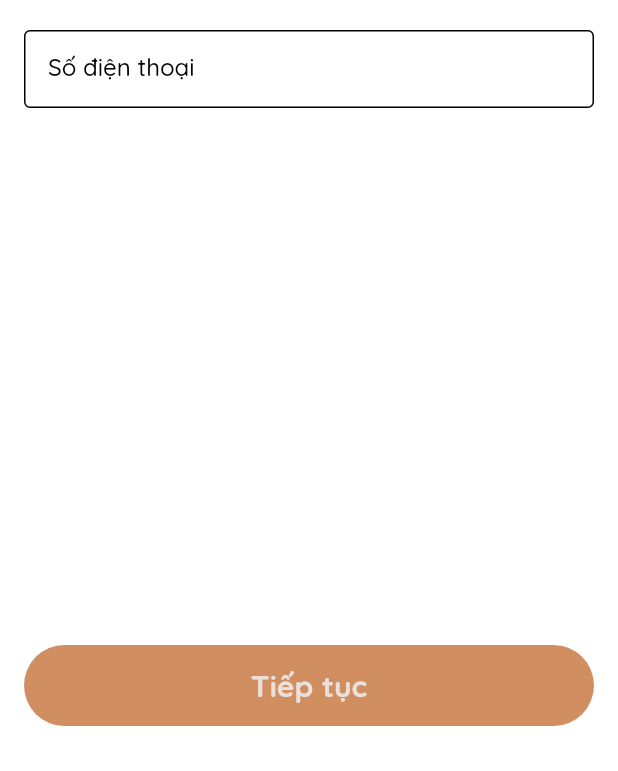
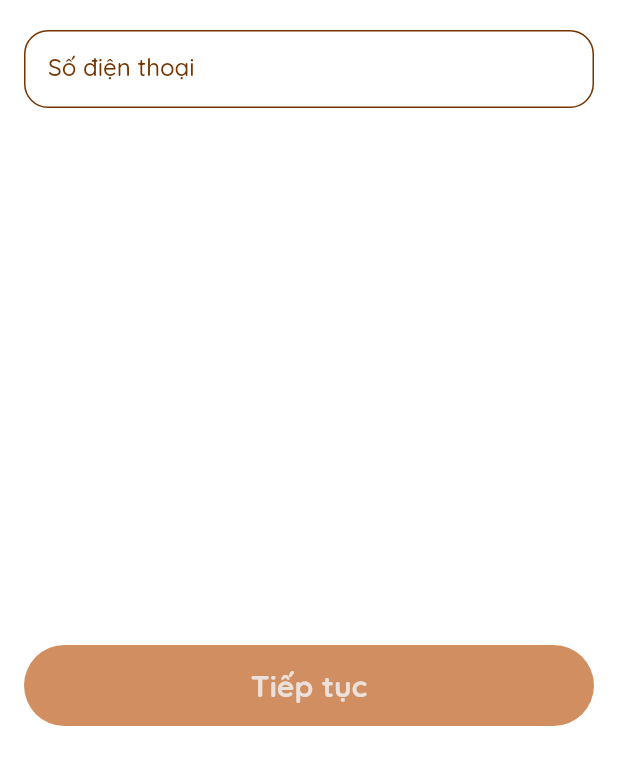
Before and after one commit to PhamThiHaiYen1507/rehabilitaion_app, a Flutter app: the screen it shows after launch, after a tap on "Quên mật khẩu ?", on a phone screen of 412 x 824 dp, the part 465-1236 px from its top. Run offline on Flutter 3.47's test engine with Material 2 defaults, Android fonts, the light colour scheme and no system bars; our stand-ins replace connectivity_plus, device_info_plus, dio, expandable, firebase_remote_config, flutter_secure_storage and 8 more; missing offline and left inert: cryptography_flutter, logger_flutter, shake; accounts and stored records are empty.

Commit message:
update cuối kỳ 20222

```diff
--- a/lib/config.dart
+++ b/lib/config.dart
@@ -3,12 +3,8 @@ import 'package:finplus/base/app_config/app_config.dart';
 void setAppDevelopment() {
   AppConfig(
     env: ENV.DEV,
-    baseUrl: '10.0.2.2:9090',
-    secure: false,
-    marketUrl: '10.0.2.2:9090',
-    marketSecure: false,
+    baseUrl: 'healhub.serveo.net',
+    secure: true,
     fetchCount: 20,
-    symbolStaticUrl: '10.0.2.2:9090',
-    socketUrl: 'ws://123.31.12.162:8001/socketcluster/',
   );
 }
--- a/lib/global.dart
+++ b/lib/global.dart
@@ -1,5 +1,3 @@
-import 'dart:convert';
-
 import 'package:commons/app_logger/app_logger.dart';
 import 'package:commons/commons.dart';
 import 'package:commons/os_info/os_info.dart';
@@ -14,18 +12,18 @@ import 'base/app_config/app_config.dart';
 
 void showLoadingCircle() => Get.dialog(
       WillPopScope(
-        onWillPop: () async => true,
+        onWillPop: () async => false,
         child: const SizedBox.expand(
           child: Center(
             child: LoadingIndicator(),
           ),
         ),
       ),
-      barrierDismissible: false,
+      barrierDismissible: true,
       routeSettings: const RouteSettings(name: 'loading'),
     );
 
-void hideLoadingCircle() => Get.back(result: false);
+void hideLoadingCircle() => Get.back(result: false, closeOverlays: true);
 
 class Global {
   static Future<void> initial() async {
@@ -43,10 +41,6 @@ class Global {
     final String? params =
         Storage.get<String>(KEY.SAVE_LOGIN_PARAMS.toString());
     if (params != null && params.isNotEmpty) {
-      final saveParams = json.decode(params);
-
-      dynamic loginData;
-
       //loginData = await LoginProvider().login(saveParams: saveParams);
     }
   }
--- a/lib/providers/login_provider.dart
+++ b/lib/providers/login_provider.dart
@@ -1,5 +1,6 @@
 import 'package:commons/commons.dart';
 import 'package:finplus/base/base.dart';
+import 'package:finplus/global.dart';
 import 'package:finplus/models/login_data.dart';
 import 'package:finplus/providers/api_path.dart';
 import 'package:finplus/utils/utils.dart';
@@ -20,8 +21,9 @@ class LoginProvider extends BaseNetWork {
       auth: true,
       body: saveParams ?? params,
     );
-
+    showLoadingCircle();
     final res = await sendRequest(req, decoder: LoginData.fromJson);
+    hideLoadingCircle();
     if (res.success) {
       return res.body;
     } else {
--- a/lib/screens/Login/index.dart
+++ b/lib/screens/Login/index.dart
@@ -68,10 +68,11 @@ class Login extends StatelessWidget {
                                   child: Center(
                                     child: c.showPassword.value
                                         ? Icon(Icons.remove_red_eye_outlined,
-                                            color: theme.neutral00)
+                                            color: theme.primary03)
                                         : SvgPicture.asset(
                                             SvgIcon.hide_password,
                                             height: 18,
+                                            color: theme.primary03,
                                           ),
                                   ),
                                 ),
--- a/lib/widgets/CustomTextField/index.dart
+++ b/lib/widgets/CustomTextField/index.dart
@@ -57,8 +57,9 @@ class CustomTextField extends StatelessWidget {
           decoration: InputDecoration(
             contentPadding: const EdgeInsets.all(16),
             isDense: true,
-            hintText: hintText,
+            //hintText: hintText,
             labelText: labelText,
+            labelStyle: TextStyle(color: theme.primary03),
             errorText: haveErr ? '' : null,
             errorStyle: const TextStyle(height: 0),
             errorMaxLines: 1,
@@ -74,36 +75,36 @@ class CustomTextField extends StatelessWidget {
                 : null,
             suffixIcon: suffixIcon,
             border: OutlineInputBorder(
-              borderRadius: BorderRadius.circular(4),
-              borderSide: BorderSide(width: 1, color: theme.neutral00),
+              borderRadius: BorderRadius.circular(16),
+              borderSide: BorderSide(width: 1, color: theme.primary03),
             ),
             disabledBorder: OutlineInputBorder(
-                borderRadius: BorderRadius.circular(4),
-                borderSide: BorderSide(width: 1, color: theme.neutral00)),
+                borderRadius: BorderRadius.circular(16),
+                borderSide: BorderSide(width: 1, color: theme.primary03)),
             enabledBorder: OutlineInputBorder(
-                borderRadius: BorderRadius.circular(4),
-                borderSide: BorderSide(width: 1, color: theme.neutral00)),
+                borderRadius: BorderRadius.circular(16),
+                borderSide: BorderSide(width: 1, color: theme.primary03)),
             focusedBorder: OutlineInputBorder(
-                borderRadius: BorderRadius.circular(4),
-                borderSide: BorderSide(width: 1, color: theme.primary04)),
+                borderRadius: BorderRadius.circular(16),
+                borderSide: BorderSide(width: 2, color: theme.primary04)),
             errorBorder: OutlineInputBorder(
-                borderRadius: BorderRadius.circular(4),
+                borderRadius: BorderRadius.circular(16),
                 borderSide: BorderSide(width: 1, color: theme.error04)),
             focusedErrorBorder: OutlineInputBorder(
-                borderRadius: BorderRadius.circular(4),
+                borderRadius: BorderRadius.circular(16),
                 borderSide: BorderSide(width: 1, color: theme.error04)),
           ),
         ),
         if (haveErr && showError)
           Padding(
-            padding: const EdgeInsets.only(top: 8),
+            padding: const EdgeInsets.only(top: 16),
             child: Row(
               mainAxisAlignment: MainAxisAlignment.start,
               crossAxisAlignment: CrossAxisAlignment.center,
               children: [
                 Icon(Icons.error_outline, color: theme.error04),
                 const SizedBox(
-                  width: 4,
+                  width: 16,
                 ),
                 Flexible(
                   child: Text(
--- a/packages/commons/pubspec.yaml
+++ b/packages/commons/pubspec.yaml
@@ -11,7 +11,7 @@ dependencies:
   flutter:
     sdk: flutter
   get: ^4.6.5
-  dio: ^4.0.6
+  dio: 5.1.0
   hive: ^2.2.3
   flutter_secure_storage: ^7.0.1
   path_provider: ^2.0.11
--- a/pubspec.yaml
+++ b/pubspec.yaml
@@ -21,7 +21,7 @@ dependencies:
   firebase_core: ^2.7.1
   connectivity_plus: ^3.0.3
   internet_connection_checker: ^1.0.0+1
-  dio: ^4.0.6
+  dio: 5.1.0
   cryptography_flutter: ^2.2.0
   pinput: ^2.2.16
 dev_dependencies:
```
Also changed, not shown: lib/base/app_config/app_config.dart (+0 -25 lines), lib/base/network/base_network.dart (+13 -11 lines), lib/screens/Home/index.dart (+13 -2 lines), pubspec.lock, 9 other files.
